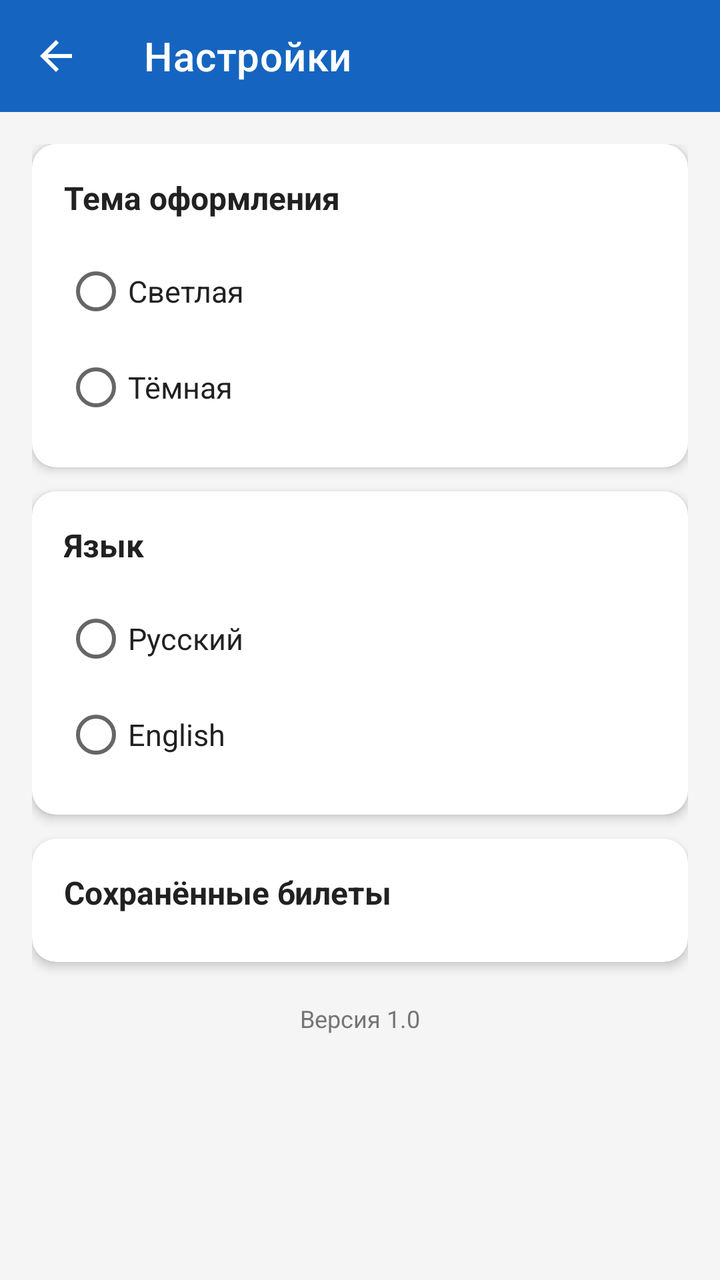
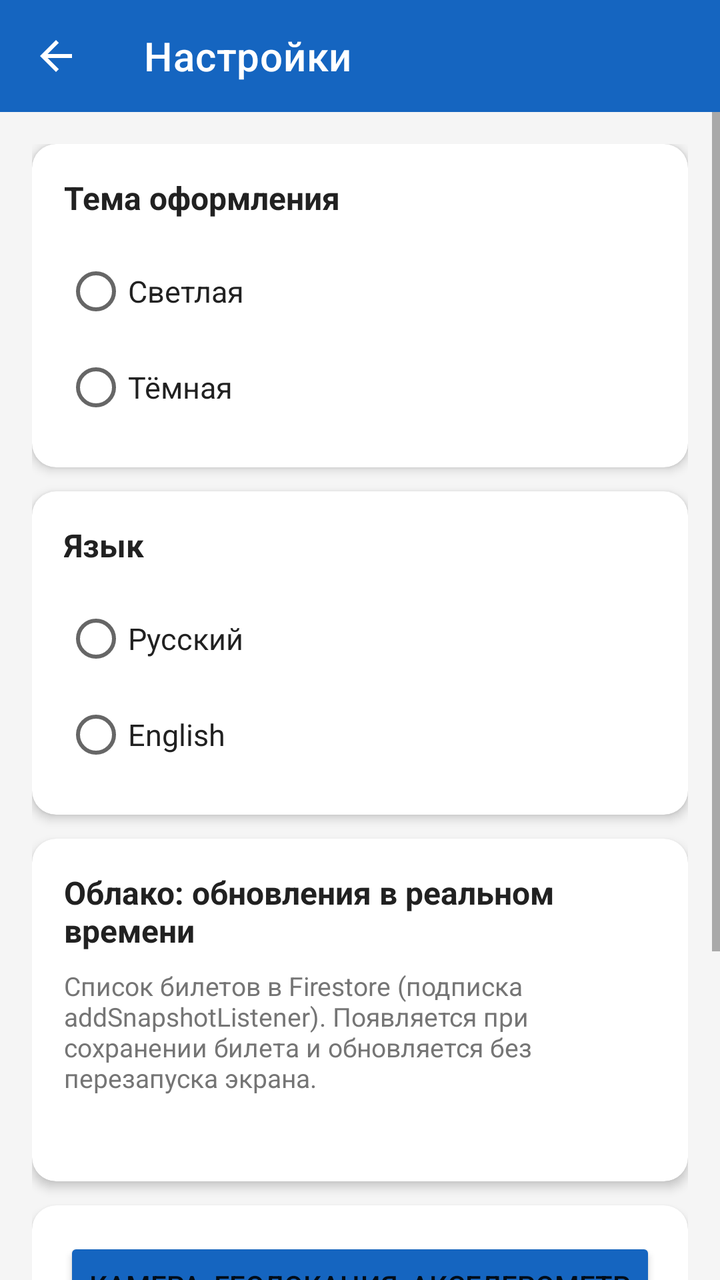

Screens rendered from an Android XML layout before and after an edit, with the pre-edit source and the edit as a unified diff.
<!-- AndroidManifest.xml: application theme AppTheme -->
<!-- res/layout/activity_settings.xml -->
<?xml version="1.0" encoding="utf-8"?>
<LinearLayout xmlns:android="http://schemas.android.com/apk/res/android"
    xmlns:app="http://schemas.android.com/apk/res-auto"
    android:layout_width="match_parent"
    android:layout_height="match_parent"
    android:orientation="vertical"
    android:background="@color/background">

    <androidx.appcompat.widget.Toolbar
        android:id="@+id/toolbar"
        android:layout_width="match_parent"
        android:layout_height="?attr/actionBarSize"
        android:background="@color/primary"
        app:navigationIcon="@drawable/ic_back"
        app:title="@string/settings_title"
        app:titleTextColor="@color/white" />

    <ScrollView
        android:layout_width="match_parent"
        android:layout_height="match_parent">

        <LinearLayout
            android:layout_width="match_parent"
            android:layout_height="wrap_content"
            android:orientation="vertical"
            android:padding="16dp">

            
            <androidx.cardview.widget.CardView
                android:layout_width="match_parent"
                android:layout_height="wrap_content"
                app:cardCornerRadius="12dp"
                app:cardElevation="3dp"
                android:layout_marginBottom="12dp">

                <LinearLayout
                    android:layout_width="match_parent"
                    android:layout_height="wrap_content"
                    android:orientation="vertical"
                    android:padding="16dp">

                    <TextView
                        android:layout_width="wrap_content"
                        android:layout_height="wrap_content"
                        android:text="@string/theme_label"
                        android:textSize="16sp"
                        android:textStyle="bold"
                        android:textColor="@color/text_primary"
                        android:layout_marginBottom="12dp" />

                    <RadioGroup
                        android:id="@+id/rgTheme"
                        android:layout_width="match_parent"
                        android:layout_height="wrap_content"
                        android:orientation="vertical">

                        <RadioButton
                            android:id="@+id/rbLight"
                            android:layout_width="match_parent"
                            android:layout_height="48dp"
                            android:text="@string/theme_light"
                            android:textSize="15sp"
                            android:textColor="@color/text_primary"
                            android:gravity="center_vertical" />

                        <RadioButton
                            android:id="@+id/rbDark"
                            android:layout_width="match_parent"
                            android:layout_height="48dp"
                            android:text="@string/theme_dark"
                            android:textSize="15sp"
                            android:textColor="@color/text_primary"
                            android:gravity="center_vertical" />
                    </RadioGroup>
                </LinearLayout>
            </androidx.cardview.widget.CardView>

            
            <androidx.cardview.widget.CardView
                android:layout_width="match_parent"
                android:layout_height="wrap_content"
                app:cardCornerRadius="12dp"
                app:cardElevation="3dp"
                android:layout_marginBottom="12dp">

                <LinearLayout
                    android:layout_width="match_parent"
                    android:layout_height="wrap_content"
                    android:orientation="vertical"
                    android:padding="16dp">

                    <TextView
                        android:layout_width="wrap_content"
                        android:layout_height="wrap_content"
                        android:text="@string/language_label"
                        android:textSize="16sp"
                        android:textStyle="bold"
                        android:textColor="@color/text_primary"
                        android:layout_marginBottom="12dp" />

                    <RadioGroup
                        android:id="@+id/rgLanguage"
                        android:layout_width="match_parent"
                        android:layout_height="wrap_content"
                        android:orientation="vertical">

                        <RadioButton
                            android:id="@+id/rbRussian"
                            android:layout_width="match_parent"
                            android:layout_height="48dp"
                            android:text="@string/lang_russian"
                            android:textSize="15sp"
                            android:textColor="@color/text_primary"
                            android:gravity="center_vertical" />

                        <RadioButton
                            android:id="@+id/rbEnglish"
                            android:layout_width="match_parent"
                            android:layout_height="48dp"
                            android:text="@string/lang_english"
                            android:textSize="15sp"
                            android:textColor="@color/text_primary"
                            android:gravity="center_vertical" />
                    </RadioGroup>
                </LinearLayout>
            </androidx.cardview.widget.CardView>

            
            <androidx.cardview.widget.CardView
                android:layout_width="match_parent"
                android:layout_height="wrap_content"
                app:cardCornerRadius="12dp"
                app:cardElevation="3dp"
                android:layout_marginBottom="12dp">

                <LinearLayout
                    android:layout_width="match_parent"
                    android:layout_height="wrap_content"
                    android:orientation="vertical"
                    android:padding="16dp">

                    <TextView
                        android:layout_width="wrap_content"
                        android:layout_height="wrap_content"
                        android:text="@string/saved_tickets"
                        android:textSize="16sp"
                        android:textStyle="bold"
                        android:textColor="@color/text_primary"
                        android:layout_marginBottom="8dp" />

                    <TextView
                        android:id="@+id/tvNoSaved"
                        android:layout_width="wrap_content"
                        android:layout_height="wrap_content"
                        android:text="@string/no_saved"
                        android:textSize="14sp"
                        android:textColor="@color/text_secondary"
                        android:visibility="gone" />

                    <androidx.recyclerview.widget.RecyclerView
                        android:id="@+id/rvSavedTickets"
                        android:layout_width="match_parent"
                        android:layout_height="wrap_content"
                        android:nestedScrollingEnabled="false" />
                </LinearLayout>
            </androidx.cardview.widget.CardView>

            
            <TextView
                android:layout_width="wrap_content"
                android:layout_height="wrap_content"
                android:layout_gravity="center"
                android:text="@string/app_version"
                android:textSize="12sp"
                android:textColor="@color/text_secondary"
                android:layout_marginTop="8dp" />

        </LinearLayout>
    </ScrollView>
</LinearLayout>
<!-- resources referenced by this layout -->
<resources>
  <color name="background">#F5F5F5</color>
  <color name="primary">#1565C0</color>
  <color name="text_primary">#212121</color>
  <color name="text_secondary">#757575</color>
  <color name="white">#FFFFFF</color>
  <!-- drawable ic_back (drawable) -->
  <?xml version="1.0" encoding="utf-8"?>
  <vector xmlns:android="http://schemas.android.com/apk/res/android"
      android:width="24dp"
      android:height="24dp"
      android:viewportWidth="24"
      android:viewportHeight="24"
      android:tint="#FFFFFF">
      <path
          android:fillColor="@android:color/white"
          android:pathData="M20,11H7.83l5.59,-5.59L12,4l-8,8 8,8 1.41,-1.41L7.83,13H20v-2z" />
  </vector>
  <string name="app_version">Версия 1.0</string>
  <string name="lang_english">English</string>
  <string name="lang_russian">Русский</string>
  <string name="language_label">Язык</string>
  <string name="no_saved">Нет сохранённых билетов</string>
  <string name="saved_tickets">Сохранённые билеты</string>
  <string name="settings_title">Настройки</string>
  <string name="theme_dark">Тёмная</string>
  <string name="theme_label">Тема оформления</string>
  <string name="theme_light">Светлая</string>
  <style name="AppTheme" parent="Theme.MaterialComponents.DayNight.NoActionBar">
          <item name="colorPrimary">@color/primary</item>
          <item name="colorPrimaryVariant">@color/primary_dark</item>
          <item name="colorOnPrimary">@color/white</item>
          <item name="colorSecondary">@color/accent</item>
          <item name="colorOnSecondary">@color/white</item>
          <item name="android:statusBarColor">@color/primary_dark</item>
      </style>
  <color name="primary_dark">#0D47A1</color>
  <color name="accent">#FF6F00</color>
</resources>

<!-- the commit's change to res/layout/activity_settings.xml (unified diff, before → after) -->
@@ -142,6 +142,78 @@
                     <TextView
                         android:layout_width="wrap_content"
                         android:layout_height="wrap_content"
+                        android:text="@string/realtime_title"
+                        android:textSize="16sp"
+                        android:textStyle="bold"
+                        android:textColor="@color/text_primary"
+                        android:layout_marginBottom="8dp" />
+
+                    <TextView
+                        android:layout_width="wrap_content"
+                        android:layout_height="wrap_content"
+                        android:text="@string/realtime_hint"
+                        android:textSize="13sp"
+                        android:textColor="@color/text_secondary"
+                        android:layout_marginBottom="8dp" />
+
+                    <TextView
+                        android:id="@+id/tvFirestoreSync"
+                        android:layout_width="match_parent"
+                        android:layout_height="wrap_content"
+                        android:textSize="14sp"
+                        android:textColor="@color/text_primary"
+                        android:fontFamily="monospace" />
+                </LinearLayout>
+            </androidx.cardview.widget.CardView>
+
+            
+            <androidx.cardview.widget.CardView
+                android:layout_width="match_parent"
+                android:layout_height="wrap_content"
+                app:cardCornerRadius="12dp"
+                app:cardElevation="3dp"
+                android:layout_marginBottom="12dp">
+
+                <LinearLayout
+                    android:layout_width="match_parent"
+                    android:layout_height="wrap_content"
+                    android:orientation="vertical"
+                    android:padding="16dp">
+
+                    <Button
+                        android:id="@+id/btnPlatformApis"
+                        android:layout_width="match_parent"
+                        android:layout_height="wrap_content"
+                        android:text="@string/open_platform_apis"
+                        android:backgroundTint="@color/primary" />
+                </LinearLayout>
+            </androidx.cardview.widget.CardView>
+
+            <Button
+                android:id="@+id/btnLogout"
+                style="@style/Widget.MaterialComponents.Button.OutlinedButton"
+                android:layout_width="match_parent"
+                android:layout_height="wrap_content"
+                android:layout_marginBottom="12dp"
+                android:text="@string/logout" />
+
+            
+            <androidx.cardview.widget.CardView
+                android:layout_width="match_parent"
+                android:layout_height="wrap_content"
+                app:cardCornerRadius="12dp"
+                app:cardElevation="3dp"
+                android:layout_marginBottom="12dp">
+
+                <LinearLayout
+                    android:layout_width="match_parent"
+                    android:layout_height="wrap_content"
+                    android:orientation="vertical"
+                    android:padding="16dp">
+
+                    <TextView
+                        android:layout_width="wrap_content"
+                        android:layout_height="wrap_content"
                         android:text="@string/saved_tickets"
                         android:textSize="16sp"
                         android:textStyle="bold"
<!-- resource entries referenced after the edit -->
@@ -17,11 +17,15 @@
           android:fillColor="@android:color/white"
           android:pathData="M20,11H7.83l5.59,-5.59L12,4l-8,8 8,8 1.41,-1.41L7.83,13H20v-2z" />
   </vector>
-  <string name="app_version">Версия 1.0</string>
+  <string name="app_version">Версия 1.1</string>
   <string name="lang_english">English</string>
   <string name="lang_russian">Русский</string>
   <string name="language_label">Язык</string>
+  <string name="logout">Выйти из аккаунта</string>
   <string name="no_saved">Нет сохранённых билетов</string>
+  <string name="open_platform_apis">Камера, геолокация, акселерометр</string>
+  <string name="realtime_hint">Список билетов в Firestore (подписка addSnapshotListener). Появляется при сохранении билета и обновляется без перезапуска экрана.</string>
+  <string name="realtime_title">Облако: обновления в реальном времени</string>
   <string name="saved_tickets">Сохранённые билеты</string>
   <string name="settings_title">Настройки</string>
   <string name="theme_dark">Тёмная</string>
